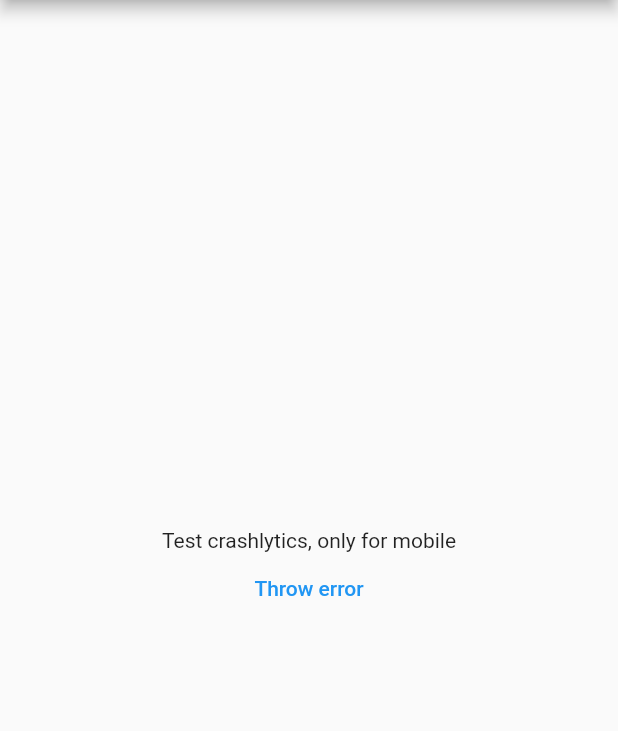
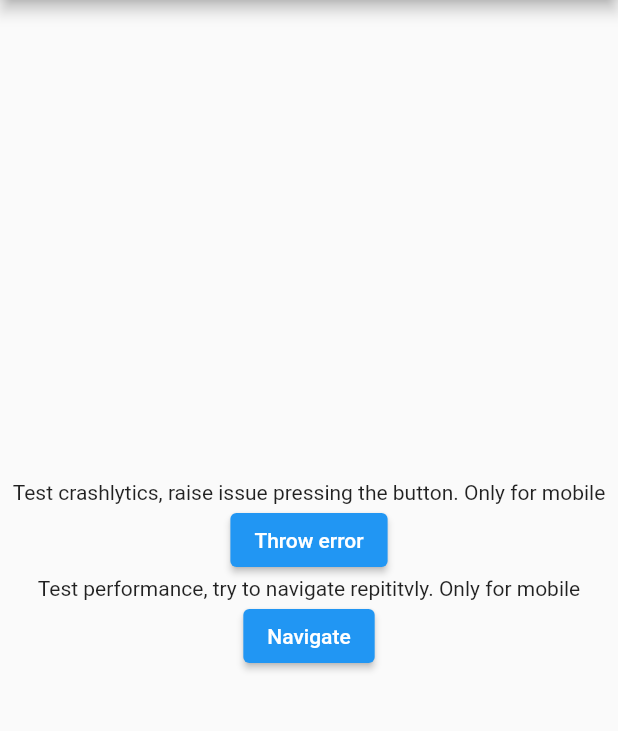
Before and after one commit to fuentesloic/flutter-seed, a Flutter app: the screen it shows after launch, on a phone screen of 412 x 824 dp, the part 84-815 px from its top. Run offline on Flutter 3.47's test engine with Material 2 defaults, Android fonts, the phone set to English and light mode, and no system bars; our stand-ins replace firebase_core, firebase_crashlytics; missing offline and left inert: firebase_auth_web, firebase_core_web, firebase_performance_web; accounts and stored records are empty.

Commit message:
feat: finish test performance

```diff
--- a/lib/main.dart
+++ b/lib/main.dart
@@ -6,6 +6,7 @@
 import 'package:flutter/material.dart';
 import 'package:firebase_core/firebase_core.dart';
 import 'package:flutter_seed/crashlytics_utils.dart';
+import 'package:flutter_seed/performance_utils.dart';
 import 'package:intl/date_symbol_data_local.dart';
 import 'firebase_options.dart';
 
@@ -72,10 +73,25 @@
         child: Column(
           mainAxisAlignment: MainAxisAlignment.center,
           children: <Widget>[
-            const Text("Test crashlytics, only for mobile"),
-            TextButton(
+            // CRASHLYTICS
+            const Text(
+                "Test crashlytics, raise issue pressing the button. Only for mobile"),
+            ElevatedButton(
+              child: const Text('Throw error'),
               onPressed: () => reportCrashlyticsError(),
-              child: const Text('Throw error'),
+            ),
+            // FIREBASE - PERFORMANCE
+            const Text(
+                "Test performance, try to navigate repititvly. Only for mobile"),
+            ElevatedButton(
+              child: const Text('Navigate'),
+              onPressed: () {
+                Navigator.push(
+                  context,
+                  MaterialPageRoute(
+                      builder: (context) => const PerformanceRoute()),
+                );
+              },
             ),
           ],
         ),
```
Also changed, not shown: lib/performance_utils.dart (added, +55 -0 lines), 2 other files.
